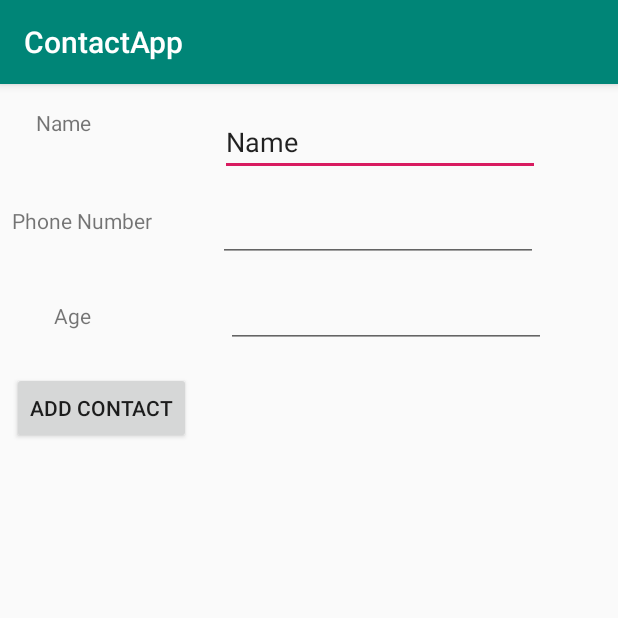
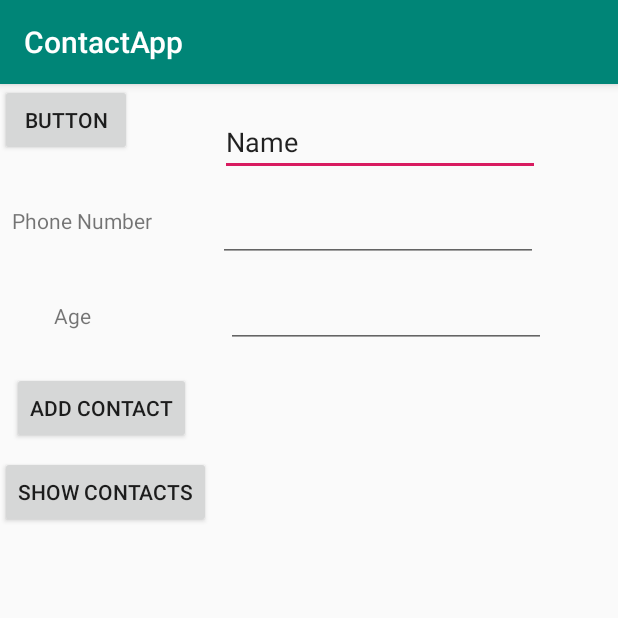
Before and after one commit to chmilk1/maronjames_SQLnotes, an Android app: the screen it shows after launch (MainActivity), on a phone screen of 412 x 824 dp, the top half of it. Run offline under Robolectric (Android 15) with nearby library versions, the phone set to English and light mode, and no system bars.

Commit message:
almost done

```diff
--- a/ContactApp/app/src/main/java/com/example/contactapp/DatabaseHelper.java
+++ b/ContactApp/app/src/main/java/com/example/contactapp/DatabaseHelper.java
@@ -2,6 +2,7 @@ package com.example.contactapp;
 
 import android.content.ContentValues;
 import android.content.Context;
+import android.database.Cursor;
 import android.database.sqlite.SQLiteDatabase;
 import android.database.sqlite.SQLiteOpenHelper;
 import android.util.Log;
@@ -19,7 +20,8 @@ public class DatabaseHelper extends SQLiteOpenHelper {
 
     //SQL Commands
     public static final String SQL_CREATE_ENTRIES = "CREATE TABLE " + TABLE_NAME +
-            " (" + ID + " INTEGER PRIMARY KEY_AUTOINCREMENT," + COLUMN_NAME_CONTACT + " TEXT, " + COLUMN_NAME_PHONE_NUMBER + " INTEGER)";
+            " (" + ID + " INTEGER PRIMARY KEY AUTOINCREMENT," + COLUMN_NAME_CONTACT + " TEXT, " + COLUMN_NAME_PHONE_NUMBER + " TEXT, "
+            + COLUMN_NAME_AGE + " TEXT)";
     public static final String SQL_DELETE_ENTRIES = "DROP TABLE IF EXISTS " + TABLE_NAME;
 
     public DatabaseHelper(Context context) {
@@ -42,7 +44,7 @@ public class DatabaseHelper extends SQLiteOpenHelper {
         db.execSQL(SQL_CREATE_ENTRIES);
     }
 
-    public boolean insertData(String name, int phoneNumber, int age){
+    public boolean insertData(String name, String phoneNumber, String age){
         Log.d("MyContactApp", "DatabaseHelper: inserting data");
         SQLiteDatabase db = this.getWritableDatabase();
         ContentValues cvs = new ContentValues();
@@ -59,5 +61,11 @@ public class DatabaseHelper extends SQLiteOpenHelper {
         }
     }
 
+    public Cursor getAllData(){
+        Log.d("MyContactApp", "DatabaseHelper: getting all data");
+        SQLiteDatabase db = this.getWritableDatabase();
+        return db.rawQuery("select * from " + TABLE_NAME, null);
+    }
+
 
 }
--- a/ContactApp/app/src/main/res/layout/activity_main.xml
+++ b/ContactApp/app/src/main/res/layout/activity_main.xml
@@ -86,4 +86,21 @@
         app:layout_constraintStart_toStartOf="parent"
         app:layout_constraintTop_toBottomOf="@+id/textView5" />
 
+    <Button
+        android:id="@+id/showData"
+        android:layout_width="wrap_content"
+        android:layout_height="wrap_content"
+        android:layout_marginTop="8dp"
+        android:text="Show Contacts"
+        app:layout_constraintTop_toBottomOf="@+id/addContactButton"
+        tools:layout_editor_absoluteX="8dp" />
+
+    <Button
+        android:id="@+id/button2"
+        android:layout_width="wrap_content"
+        android:layout_height="wrap_content"
+        android:text="Button"
+        tools:layout_editor_absoluteX="16dp"
+        tools:layout_editor_absoluteY="310dp" />
+
 </android.support.constraint.ConstraintLayout>
```
Also changed, not shown: ContactApp/app/src/main/java/com/example/contactapp/MainActivity.java (+74 -1 lines).
